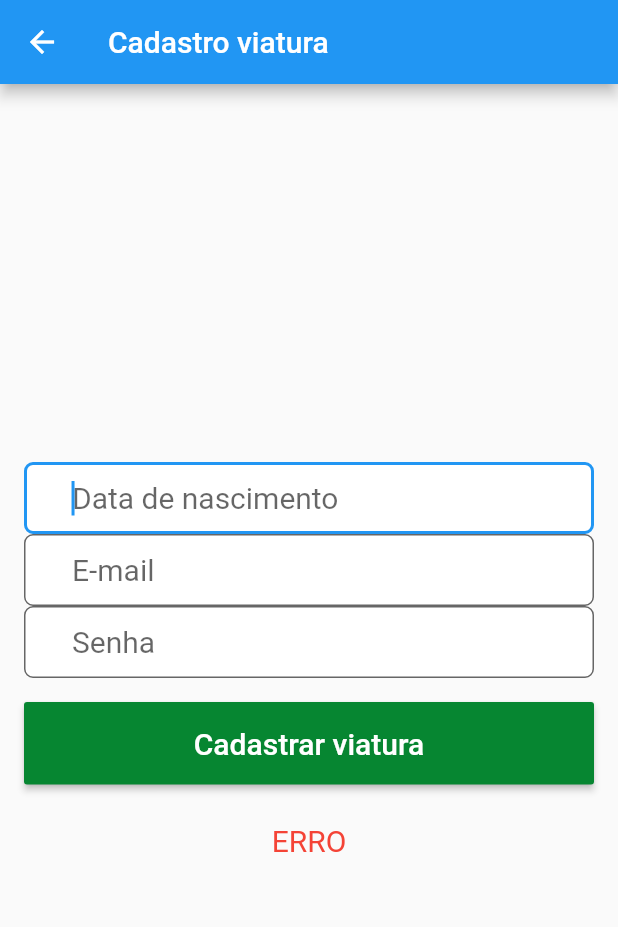
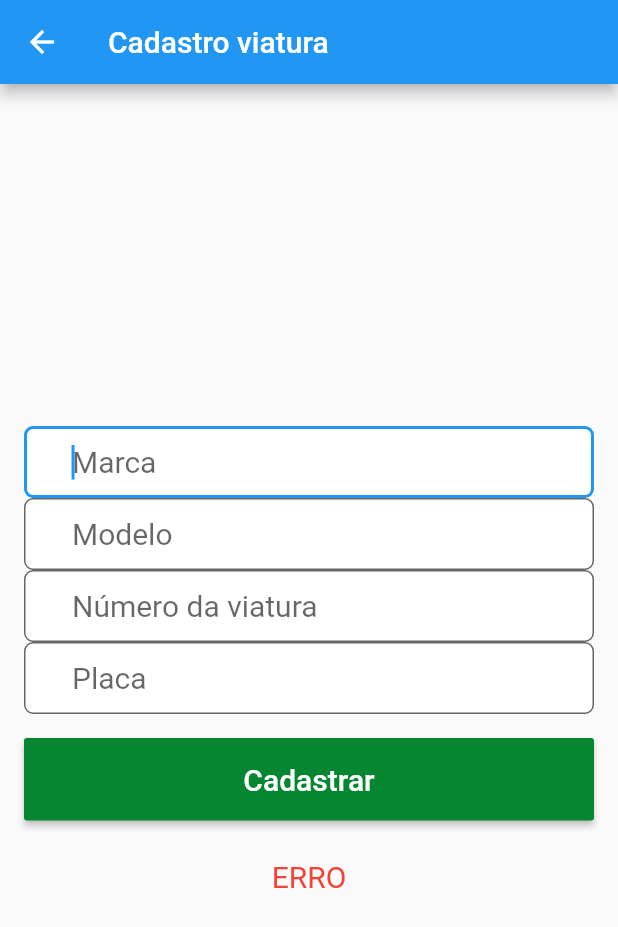
Before and after one commit to matheusneriss/aplicativo-boletim, a Flutter app: the CadastroViatura screen opened by its route, on a phone screen of 412 x 824 dp. Shown: the top 927 px of the screen. Run offline on Flutter 3.47's test engine with Material 2 defaults, Android fonts, the phone set to English and light mode, and no system bars; our stand-ins replace cloud_firestore, firebase_auth, firebase_core, firebase_storage, image_picker, mask_text_input_formatter; accounts and stored records are empty.

Commit message:
äjustes formulario viatura

```diff
--- a/lib/telas/CadastroViatura.dart
+++ b/lib/telas/CadastroViatura.dart
@@ -8,6 +8,14 @@ class CadastroViatura extends StatefulWidget {
 }
 
 class _CadastroViaturaState extends State<CadastroViatura> {
+
+  //Controladores
+  TextEditingController _controllerMarca = TextEditingController();
+  TextEditingController _controllerModelo = TextEditingController();
+  TextEditingController _controllerNumeroviatura = TextEditingController();
+  TextEditingController _controllerPlaca = TextEditingController();
+
+
   @override
   Widget build(BuildContext context) {
     return Scaffold(
@@ -31,7 +39,7 @@ class _CadastroViaturaState extends State<CadastroViatura> {
                   style: TextStyle(fontSize: 20),
                   decoration: InputDecoration(
                       contentPadding: EdgeInsets.fromLTRB(32, 10, 32, 10),
-                      hintText: "Data de nascimento",
+                      hintText: "Marca",
                       filled: true,
                       fillColor: Colors.white,
                       border: OutlineInputBorder(
@@ -43,7 +51,7 @@ class _CadastroViaturaState extends State<CadastroViatura> {
                   style: TextStyle(fontSize: 20),
                   decoration: InputDecoration(
                       contentPadding: EdgeInsets.fromLTRB(32, 10, 32, 10),
-                      hintText: "E-mail",
+                      hintText: "Modelo",
                       filled: true,
                       fillColor: Colors.white,
                       border: OutlineInputBorder(
@@ -56,7 +64,20 @@ class _CadastroViaturaState extends State<CadastroViatura> {
                   style: TextStyle(fontSize: 20),
                   decoration: InputDecoration(
                       contentPadding: EdgeInsets.fromLTRB(32, 10, 32, 10),
-                      hintText: "Senha",
+                      hintText: "Número da viatura",
+                      filled: true,
+                      fillColor: Colors.white,
+                      border: OutlineInputBorder(
+                          borderRadius: BorderRadius.circular(6))),
+                ),
+                TextField(
+                  //  controller: _controllerSenha,
+                  obscureText: true,
+                  keyboardType: TextInputType.text,
+                  style: TextStyle(fontSize: 20),
+                  decoration: InputDecoration(
+                      contentPadding: EdgeInsets.fromLTRB(32, 10, 32, 10),
+                      hintText: "Placa",
                       filled: true,
                       fillColor: Colors.white,
                       border: OutlineInputBorder(
@@ -66,7 +87,7 @@ class _CadastroViaturaState extends State<CadastroViatura> {
                   padding: EdgeInsets.only(top: 16, bottom: 10),
                   child: RaisedButton(
                     child: Text(
-                      "Cadastrar viatura",
+                      "Cadastrar",
                       style: TextStyle(color: Colors.white, fontSize: 20),
                     ),
                     color: Color.fromARGB(255, 6, 134, 49),
```
